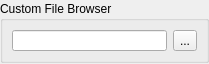
Old version of the form sibl_gui/components/addons/locationsBrowser/ui/Locations_Browser.ui in the repository KelSolaar/sIBL_GUI.
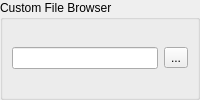
New version of the form.

The edit to the form file:
```diff
--- a/sibl_gui/components/addons/locationsBrowser/ui/Locations_Browser.ui
+++ b/sibl_gui/components/addons/locationsBrowser/ui/Locations_Browser.ui
@@ -2,14 +2,6 @@
 <ui version="4.0">
  <class>Locations_Browser_Form</class>
  <widget class="QWidget" name="Locations_Browser_Form">
-  <property name="geometry">
-   <rect>
-    <x>0</x>
-    <y>0</y>
-    <width>209</width>
-    <height>64</height>
-   </rect>
-  </property>
   <property name="windowTitle">
    <string>Locations Browser</string>
   </property>
@@ -19,19 +11,10 @@
    </property>
    <item row="0" column="0">
     <widget class="QGroupBox" name="Custom_File_Browser_Path_groupBox">
-     <property name="maximumSize">
-      <size>
-       <width>16777215</width>
-       <height>64</height>
-      </size>
-     </property>
      <property name="title">
       <string>Custom File Browser</string>
      </property>
      <layout class="QGridLayout" name="Custom_File_Browser_Path_gridLayout">
-      <property name="sizeConstraint">
-       <enum>QLayout::SetMaximumSize</enum>
-      </property>
       <item row="0" column="0">
        <widget class="QLineEdit" name="Custom_File_Browser_Path_lineEdit">
         <property name="statusTip">
```
